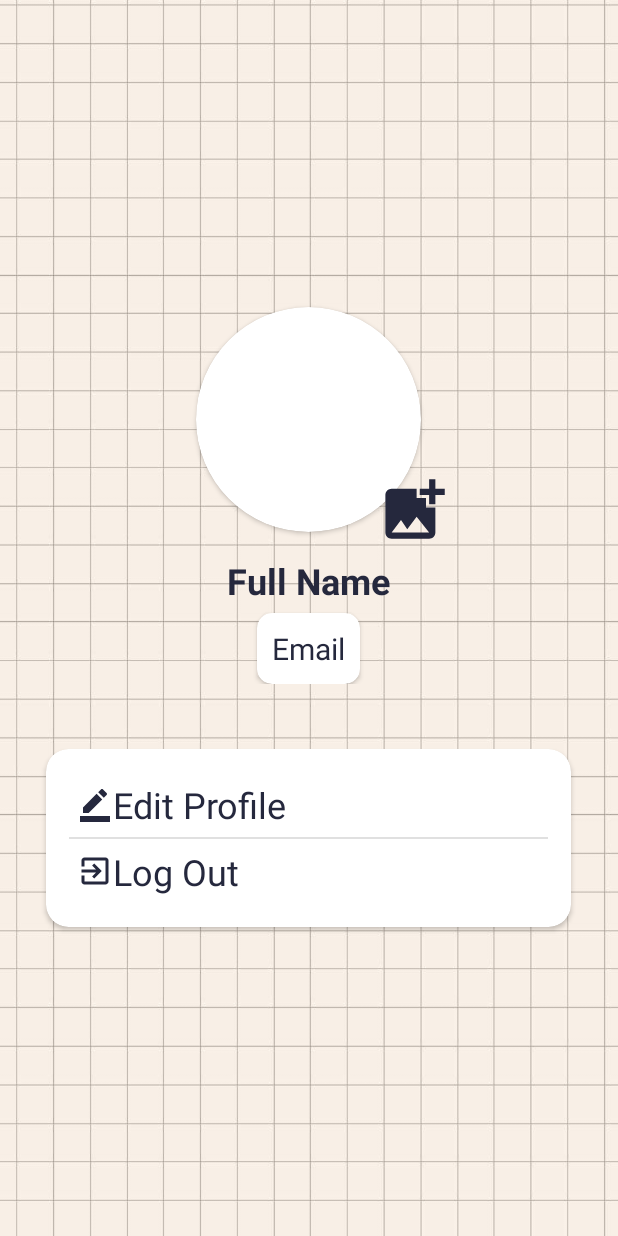
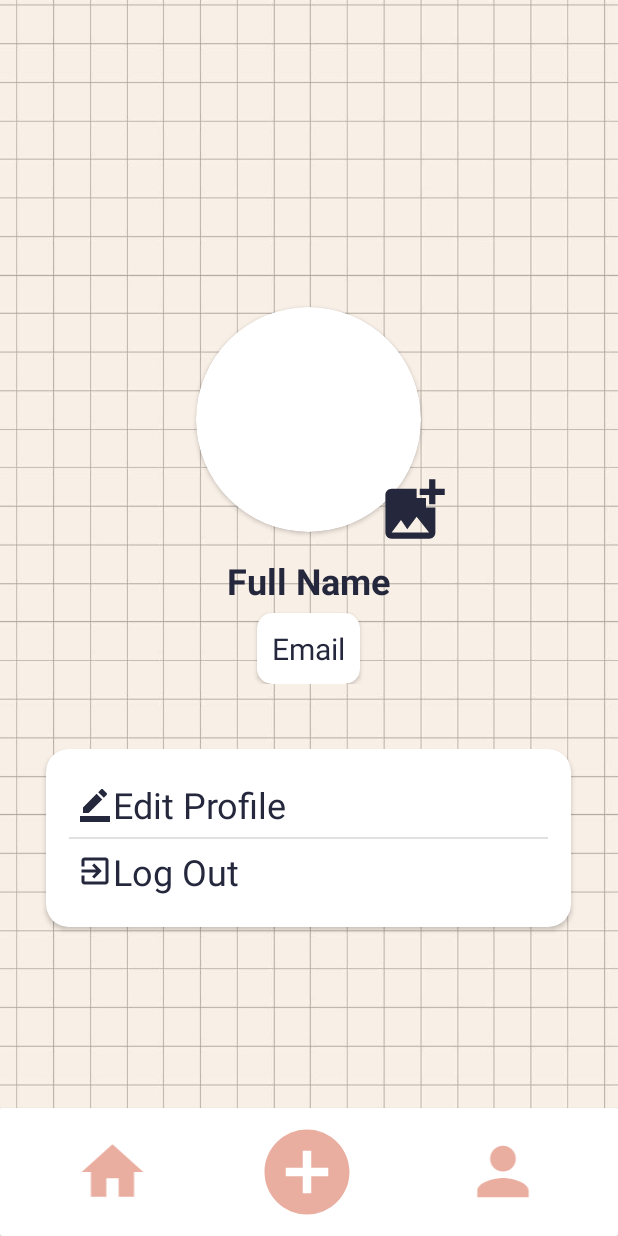
Before and after one commit to PorpleRuby/journal, an Android app: the ProfilePage screen opened directly, with no data from a screen before it, on a phone screen of 412 x 824 dp. Run offline under Robolectric (Android 15) with nearby library versions, the phone set to English and light mode, and no system bars; our stand-ins replace Firebase (no records; nobody signed in at launch, a user with empty details on screens opened directly); libraries missing offline, so code that uses them is left out: com.github.dhaval2404.imagepicker.

Commit message:
icon and small profile page update

```diff
--- a/app/src/main/java/com/example/journal/ProfilePage.kt
+++ b/app/src/main/java/com/example/journal/ProfilePage.kt
@@ -58,7 +58,9 @@ class ProfilePage : AppCompatActivity() {
             v.setPadding(systemBars.left, systemBars.top, systemBars.right, systemBars.bottom)
             insets
         }
-
+        val homeBtn: ImageView = findViewById(R.id.home_button_scroll)
+        val addEntry: ImageView = findViewById(R.id.add_entry_scroll)
+        val profileBtn: ImageView = findViewById(R.id.profileButtonScroll)
         lblFname = findViewById(R.id.displayFname)
         lblEmail = findViewById(R.id.displayEmail)
         pfp = findViewById(R.id.pfp)
@@ -70,6 +72,26 @@ class ProfilePage : AppCompatActivity() {
         mAuth = FirebaseAuth.getInstance()
 
         showUserData()
+
+        // redirect to entries display
+        homeBtn.setOnClickListener {
+            val intent = Intent(this, display_scroll::class.java).apply {
+                putExtra("user_id", userUID)
+            }
+            startActivity(intent)
+        }
+
+        // add entry
+        addEntry.setOnClickListener {
+            val intent = Intent(this, entry_form::class.java)
+            startActivity(intent)
+        }
+
+        // redirect to profile page
+        profileBtn.setOnClickListener {
+            val intent = Intent(this, ProfilePage::class.java)
+            startActivity(intent)
+        }
 
         btnEdit.setOnClickListener {
             userUID?.let { uid -> // Use a safe call to ensure `userUID` is not null
--- a/app/src/main/res/layout/activity_main.xml
+++ b/app/src/main/res/layout/activity_main.xml
@@ -89,6 +89,6 @@
         app:layout_constraintEnd_toEndOf="parent"
         app:layout_constraintStart_toStartOf="parent"
         app:layout_constraintTop_toBottomOf="@+id/textView"
-        app:srcCompat="@drawable/remove_bg_note" />
+        app:srcCompat="@drawable/logo" />
 
 </androidx.constraintlayout.widget.ConstraintLayout>
--- a/app/src/main/res/layout/activity_profile_page.xml
+++ b/app/src/main/res/layout/activity_profile_page.xml
@@ -7,6 +7,54 @@
     android:layout_height="match_parent"
     android:background="@drawable/grid"
     tools:context=".ProfilePage">
+
+    <androidx.cardview.widget.CardView
+        android:id="@+id/cardView"
+        android:layout_width="match_parent"
+        android:layout_height="85dp"
+        app:layout_constraintBottom_toBottomOf="parent"
+        app:layout_constraintEnd_toEndOf="parent"
+        app:layout_constraintStart_toStartOf="parent"
+        app:layout_constraintTop_toBottomOf="@+id/scrollView2">
+
+        <LinearLayout
+            android:layout_width="match_parent"
+            android:layout_height="match_parent"
+            android:background="@color/white"
+            android:orientation="horizontal">
+
+            <Space
+                android:layout_width="0dp"
+                android:layout_height="0dp"
+                android:layout_weight="1" />
+
+            <ImageView
+                android:id="@+id/home_button_scroll"
+                android:layout_width="75dp"
+                android:layout_height="49dp"
+                android:layout_gravity="center"
+                app:srcCompat="@drawable/baseline_home_24" />
+
+            <ImageView
+                android:id="@+id/add_entry_scroll"
+                android:layout_width="184dp"
+                android:layout_height="68dp"
+                android:layout_gravity="center"
+                app:srcCompat="@drawable/baseline_add_circle_24" />
+
+            <ImageView
+                android:id="@+id/profileButtonScroll"
+                android:layout_width="77dp"
+                android:layout_height="51dp"
+                android:layout_gravity="center"
+                app:srcCompat="@drawable/baseline_person_24" />
+
+            <Space
+                android:layout_width="0dp"
+                android:layout_height="0dp"
+                android:layout_weight="1" />
+        </LinearLayout>
+    </androidx.cardview.widget.CardView>
 
     <FrameLayout
         android:id="@+id/frameLayout"
```
